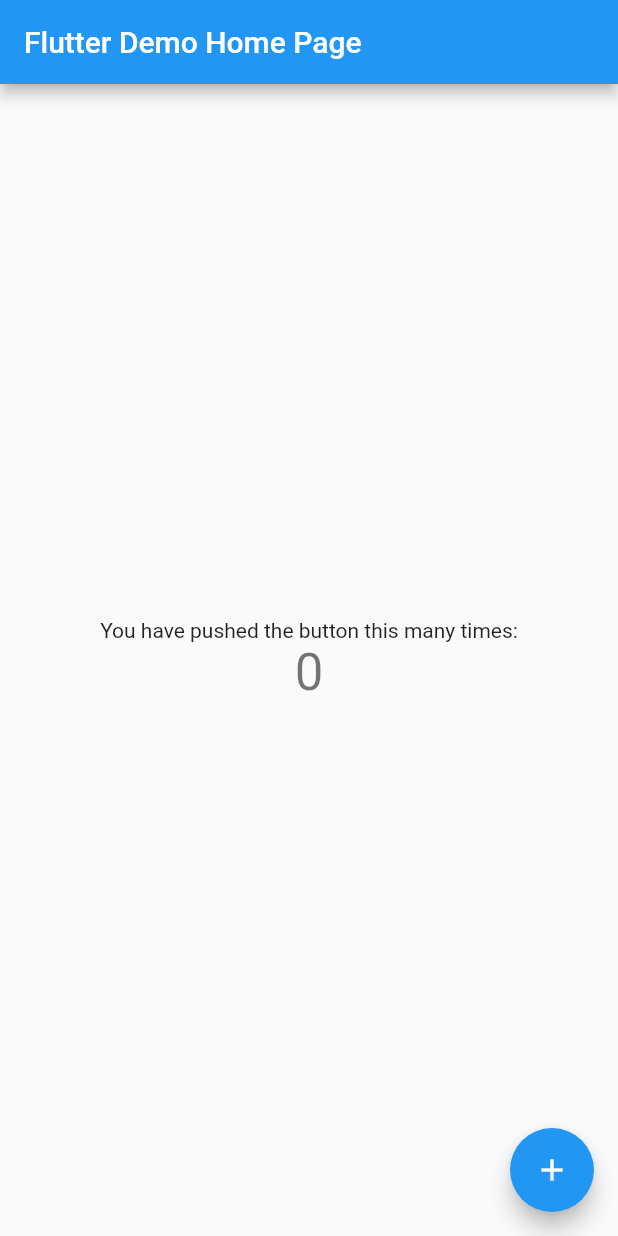
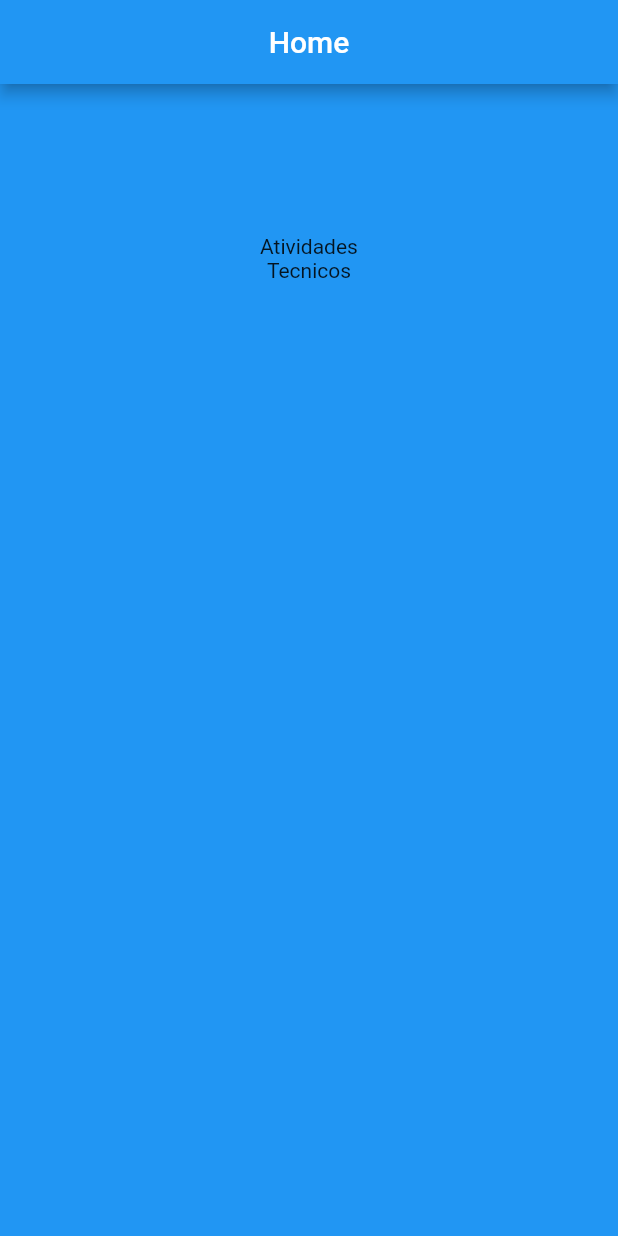
Before and after one commit to RegisSalesRA/Flutter_Hive_Tasks, a Flutter app: the screen it shows after launch, on a phone screen of 412 x 824 dp. Run offline on Flutter 3.47's test engine with Material 2 defaults, Android fonts, the phone set to English and light mode, and no system bars.

Commit message:
client home page started

```diff
--- a/client/lib/main.dart
+++ b/client/lib/main.dart
@@ -1,113 +1,14 @@
+import 'package:client/views/home.dart';
 import 'package:flutter/material.dart';
+import 'package:provider/provider.dart';
 
 void main() {
   runApp(MyApp());
 }
 
 class MyApp extends StatelessWidget {
-  // This widget is the root of your application.
   @override
   Widget build(BuildContext context) {
-    return MaterialApp(
-      title: 'Flutter Demo',
-      theme: ThemeData(
-        // This is the theme of your application.
-        //
-        // Try running your application with "flutter run". You'll see the
-        // application has a blue toolbar. Then, without quitting the app, try
-        // changing the primarySwatch below to Colors.green and then invoke
-        // "hot reload" (press "r" in the console where you ran "flutter run",
-        // or simply save your changes to "hot reload" in a Flutter IDE).
-        // Notice that the counter didn't reset back to zero; the application
-        // is not restarted.
-        primarySwatch: Colors.blue,
-      ),
-      home: MyHomePage(title: 'Flutter Demo Home Page'),
-    );
+    return MaterialApp(debugShowCheckedModeBanner: false, home: Home());
   }
 }
-
-class MyHomePage extends StatefulWidget {
-  MyHomePage({Key? key, required this.title}) : super(key: key);
-
-  // This widget is the home page of your application. It is stateful, meaning
-  // that it has a State object (defined below) that contains fields that affect
-  // how it looks.
-
-  // This class is the configuration for the state. It holds the values (in this
-  // case the title) provided by the parent (in this case the App widget) and
-  // used by the build method of the State. Fields in a Widget subclass are
-  // always marked "final".
-
-  final String title;
-
-  @override
-  _MyHomePageState createState() => _MyHomePageState();
-}
-
-class _MyHomePageState extends State<MyHomePage> {
-  int _counter = 0;
-
-  void _incrementCounter() {
-    setState(() {
-      // This call to setState tells the Flutter framework that something has
-      // changed in this State, which causes it to rerun the build method below
-      // so that the display can reflect the updated values. If we changed
-      // _counter without calling setState(), then the build method would not be
-      // called again, and so nothing would appear to happen.
-      _counter++;
-    });
-  }
-
-  @override
-  Widget build(BuildContext context) {
-    // This method is rerun every time setState is called, for instance as done
-    // by the _incrementCounter method above.
-    //
-    // The Flutter framework has been optimized to make rerunning build methods
-    // fast, so that you can just rebuild anything that needs updating rather
-    // than having to individually change instances of widgets.
-    return Scaffold(
-      appBar: AppBar(
-        // Here we take the value from the MyHomePage object that was created by
-        // the App.build method, and use it to set our appbar title.
-        title: Text(widget.title),
-      ),
-      body: Center(
-        // Center is a layout widget. It takes a single child and positions it
-        // in the middle of the parent.
-        child: Column(
-          // Column is also a layout widget. It takes a list of children and
-          // arranges them vertically. By default, it sizes itself to fit its
-          // children horizontally, and tries to be as tall as its parent.
-          //
-          // Invoke "debug painting" (press "p" in the console, choose the
-          // "Toggle Debug Paint" action from the Flutter Inspector in Android
-          // Studio, or the "Toggle Debug Paint" command in Visual Studio Code)
-          // to see the wireframe for each widget.
-          //
-          // Column has various properties to control how it sizes itself and
-          // how it positions its children. Here we use mainAxisAlignment to
-          // center the children vertically; the main axis here is the vertical
-          // axis because Columns are vertical (the cross axis would be
-          // horizontal).
-          mainAxisAlignment: MainAxisAlignment.center,
-          children: <Widget>[
-            Text(
-              'You have pushed the button this many times:',
-            ),
-            Text(
-              '$_counter',
-              style: Theme.of(context).textTheme.headline4,
-            ),
-          ],
-        ),
-      ),
-      floatingActionButton: FloatingActionButton(
-        onPressed: _incrementCounter,
-        tooltip: 'Increment',
-        child: Icon(Icons.add),
-      ), // This trailing comma makes auto-formatting nicer for build methods.
-    );
-  }
-}
--- /dev/null
+++ b/client/lib/views/home.dart
@@ -0,0 +1,32 @@
+import 'package:flutter/material.dart';
+
+class Home extends StatefulWidget {
+  @override
+  _HomeState createState() => _HomeState();
+}
+
+class _HomeState extends State<Home> {
+  @override
+  Widget build(BuildContext context) {
+    return Scaffold(
+      appBar: AppBar(
+        centerTitle: true,
+        title: Text("Home"),
+      ),
+      body: Container(
+        width: double.infinity,
+        height: double.infinity,
+        decoration: BoxDecoration(color: Colors.blue),
+        child: Column(
+          children: [
+            SizedBox(
+              height: 100,
+            ),
+            Text("Atividades"),
+            Text("Tecnicos"),
+          ],
+        ),
+      ),
+    );
+  }
+}
--- a/client/pubspec.yaml
+++ b/client/pubspec.yaml
@@ -28,6 +28,12 @@ dependencies:
   # The following adds the Cupertino Icons font to your application.
   # Use with the CupertinoIcons class for iOS style icons.
   cupertino_icons: ^1.0.2
+  provider: ^6.0.1
+  http: ^0.12.2
+  localstorage: ^3.0.6+9
+  flutter_search_bar: ^2.1.0
+  dio: 1.0.0
+
 
 dev_dependencies:
   flutter_test:
```
Also changed, not shown: client/pubspec.lock.
